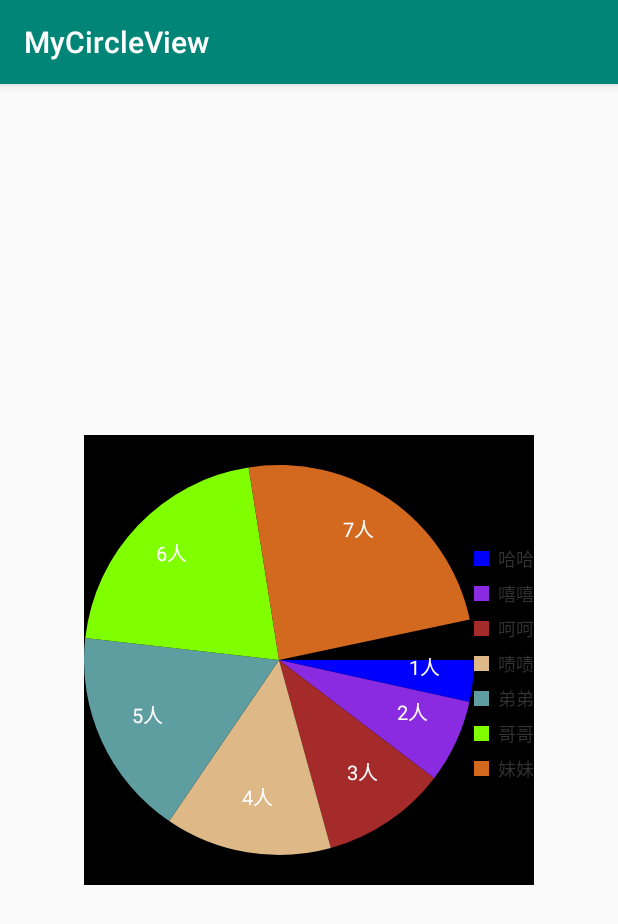
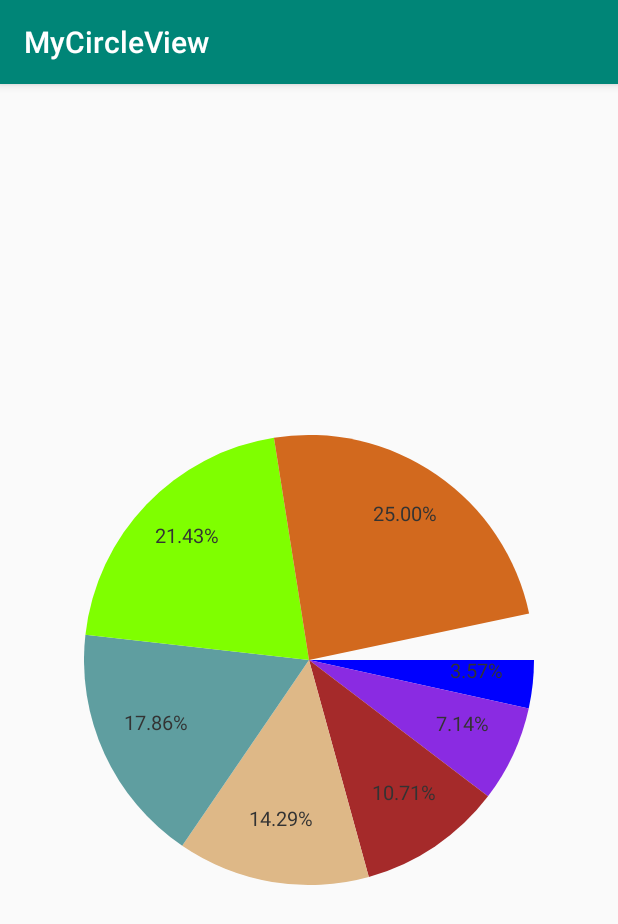
Before and after one commit to 2016lc/MyCircleProgress, an Android app: the MyPieChart screen opened directly, with no data from a screen before it, on a phone screen of 412 x 824 dp. Shown: the top 924 px of the screen. Run offline under Robolectric (Android 15) with nearby library versions, the phone set to English and light mode, and no system bars.

Commit message:
扇形图

```diff
--- a/app/src/main/java/com/example/admin/mycircleview/MyPieChart.kt
+++ b/app/src/main/java/com/example/admin/mycircleview/MyPieChart.kt
@@ -15,15 +15,15 @@ class MyPieChart : AppCompatActivity() {
         super.onCreate(savedInstanceState)
         setContentView(R.layout.activity_mypiechart)
         val mList: List<PieChartData> = listOf(
-            PieChartData(Color.parseColor("#0000FF"), "哈哈", 1,"人"),
-            PieChartData(Color.parseColor("#8A2BE2"), "嘻嘻", 2,"人"),
-            PieChartData(Color.parseColor("#A52A2A"), "呵呵", 3,"人"),
-            PieChartData(Color.parseColor("#DEB887"), "啧啧", 4,"人"),
-            PieChartData(Color.parseColor("#5F9EA0"), "弟弟", 5,"人"),
-            PieChartData(Color.parseColor("#7FFF00"), "哥哥", 6,"人"),
-            PieChartData(Color.parseColor("#D2691E"), "妹妹", 7,"人")
+            PieChartData(Color.parseColor("#0000FF"), "哈哈", 1f,"人"),
+            PieChartData(Color.parseColor("#8A2BE2"), "嘻嘻", 2f,"人"),
+            PieChartData(Color.parseColor("#A52A2A"), "呵呵", 3f,"人"),
+            PieChartData(Color.parseColor("#DEB887"), "啧啧", 4f,"人"),
+            PieChartData(Color.parseColor("#5F9EA0"), "弟弟", 5f,"人"),
+            PieChartData(Color.parseColor("#7FFF00"), "哥哥", 6f,"人"),
+            PieChartData(Color.parseColor("#D2691E"), "妹妹", 7f,"人")
         )
         piechart.setData(mList)
-        piechart.setType(PieChartType.NUM)
+        piechart.setType(PieChartType.PERCENT)
     }
 }
--- a/app/src/main/java/com/example/admin/mycircleview/PieChartConstant.kt
+++ b/app/src/main/java/com/example/admin/mycircleview/PieChartConstant.kt
@@ -7,10 +7,12 @@ package com.example.admin.mycircleview
  */
 class PieChartConstant {
     companion object {
-        val DEFAULT_PIECHART_WIDTH=300F
+        val DEFAULT_PIECHART_WIDTH=100F
         val DEFAULT_DATA_SIZE=20F
         val DEFAULT_UNIT_SIZE=20F
         val DEFAULT_HORI_MARGIN = 0F
         val DEFAULT_VERTICAL_MARGIN = 0F
+        val DEFAULT_ANIM_TIME=3000
+        val DEFAULT_POINTING_WIDTH = 2F
     }
 }
--- a/app/src/main/java/com/example/admin/mycircleview/PieChartData.kt
+++ b/app/src/main/java/com/example/admin/mycircleview/PieChartData.kt
@@ -9,10 +9,10 @@ class PieChartData {
 
     var color: Int? = null
     var name: String? = null
-    var num: Int? = null
+    var num: Float? = null
     var unit:String?=null
 
-    constructor(color: Int?, name: String?, num: Int?,unit:String?) {
+    constructor(color: Int?, name: String?, num: Float?,unit:String?) {
         this.color = color
         this.name = name
         this.num = num
--- a/app/src/main/java/com/example/admin/mycircleview/view/MyPieChartView.kt
+++ b/app/src/main/java/com/example/admin/mycircleview/view/MyPieChartView.kt
@@ -8,10 +8,8 @@ import android.support.v7.widget.LinearLayoutManager
 import android.support.v7.widget.RecyclerView
 import android.text.TextPaint
 import android.util.AttributeSet
-import android.view.Gravity
-import android.view.LayoutInflater
-import android.view.View
-import android.view.ViewGroup
+import android.util.Log
+import android.view.*
 import android.widget.FrameLayout
 import android.widget.RelativeLayout
 import com.example.admin.mycircleview.*
@@ -25,7 +23,6 @@ import java.util.ArrayList
  */
 class MyPieChartView(context: Context?, attrs: AttributeSet?) : FrameLayout(context, attrs) {
 
-
     private var mPieChartPaint: Paint? = null//画笔
     private var mPieChartWidth: Float? = null
     //圆心位置
@@ -38,7 +35,7 @@ class MyPieChartView(context: Context?, attrs: AttributeSet?) : FrameLayout(cont
     //数据
     private var mData: MutableList<PieChartData>? = ArrayList()
     //总数
-    private var mTotalNum: Int? = 0
+    private var mTotalNum: Float? = 0f
     //开始角度
     private var mStartAngle: Float? = 0f
     //扫过的角度
@@ -66,11 +63,15 @@ class MyPieChartView(context: Context?, attrs: AttributeSet?) : FrameLayout(cont
     //声明adapter
     private var adapter: mAdapter? = null
     //布局样式
-    private var mLayoutType: String = "default" //default 普通样式  vertical 竖向布局  horizontal 横向布局
+    private var mLayoutType: String? = null //default 普通样式  vertical 竖向布局  horizontal 横向布局  pointingInstructions 指向说明
     //横向间距
     private var mHoriMargin: Float? = null
     //纵向间距
     private var mVerticalMargin: Float? = null
+    //指向说明
+    private var mPointingPaint: Paint? = null
+    private var mPointingWidth: Float? = null
+    private var mPointingColor: Int? = null
 
     init {
         mContext = context
@@ -97,8 +98,8 @@ class MyPieChartView(context: Context?, attrs: AttributeSet?) : FrameLayout(cont
         mDataSize = typedArray.getDimension(R.styleable.MyPieChartView_dataSize, PieChartConstant.DEFAULT_DATA_SIZE)
         mDataColor = typedArray.getColor(R.styleable.MyPieChartView_dataColor, Color.WHITE)
 
-        mUnitColor = typedArray.getColor(R.styleable.MyPieChartView_unitColor, Color.WHITE)
-        mUnitSize = typedArray.getFloat(R.styleable.MyPieChartView_unitSize, PieChartConstant.DEFAULT_UNIT_SIZE)
+        mUnitColor = typedArray.getColor(R.styleable.MyPieChartView_numColor, Color.WHITE)
+        mUnitSize = typedArray.getFloat(R.styleable.MyPieChartView_numSize, PieChartConstant.DEFAULT_UNIT_SIZE)
 
         mHoriMargin =
                 typedArray.getDimension(R.styleable.MyPieChartView_horiMargin, PieChartConstant.DEFAULT_HORI_MARGIN)
@@ -106,9 +107,22 @@ class MyPieChartView(context: Context?, attrs: AttributeSet?) : FrameLayout(cont
             R.styleable.MyPieChartView_verticalMargin,
             PieChartConstant.DEFAULT_VERTICAL_MARGIN
         )
-        // mUnit = typedArray.getString(R.styleable.MyPieChartView_unit)
+
+        mAnimTime = typedArray.getInt(R.styleable.MyPieChartView_animTime, PieChartConstant.DEFAULT_ANIM_TIME)
+
+
+        mPointingColor = typedArray.getColor(R.styleable.MyPieChartView_pointingColor, Color.GRAY)
+        mPointingWidth = typedArray.getDimension(
+            R.styleable.MyPieChartView_pointingWidth,
+            PieChartConstant.DEFAULT_POINTING_WIDTH
+        )
+
+
 
         mLayoutType = typedArray.getString(R.styleable.MyPieChartView_layoutType)
+        if (mLayoutType == null) {
+            mLayoutType = "default"
+        }
 
         typedArray.recycle()
     }
@@ -120,9 +134,9 @@ class MyPieChartView(context: Context?, attrs: AttributeSet?) : FrameLayout(cont
         mPieChartPaint!!.style =
                 Paint.Style.FILL//画笔样式  //STROKE 只绘制图形轮廓（描边） FILL 只绘制图形内容 FILL_AND_STROKE 既绘制轮廓也绘制内容
         mPieChartPaint!!.strokeWidth = mPieChartWidth!!//画笔宽度
-        mPieChartPaint!!.strokeCap =
-                Paint.Cap.ROUND//笔刷样式 //当画笔样式为STROKE或FILL_OR_STROKE时，设置笔刷的图形样式，如圆形样式Cap.ROUND,或方形样式Cap.SQUARE
-        mPieChartPaint!!.color = Color.RED
+        /*mPieChartPaint!!.strokeCap =
+                Paint.Cap.SQUARE*///笔刷样式 //当画笔样式为STROKE或FILL_OR_STROKE时，设置笔刷的图形样式，如圆形样式Cap.ROUND,或方形样式Cap.SQUARE
+        //mPieChartPaint!!.color = Color.RED
 
         mDataPaint = TextPaint()
         mDataPaint!!.isDither = true
@@ -138,6 +152,12 @@ class MyPieChartView(context: Context?, attrs: AttributeSet?) : FrameLayout(cont
         mUnitPaint!!.textSize = mUnitSize!!//字体大小
         mUnitPaint!!.color = mUnitColor!!//字体颜色
         mUnitPaint!!.textAlign = Paint.Align.CENTER//从中间向两边绘制，不需要再次计算文字
+
+        mPointingPaint = Paint()
+        mPointingPaint!!.isAntiAlias = true//是否开启抗锯齿
+        mPointingPaint!!.isDither = true//防抖动
+        mPointingPaint!!.color = mPointingColor!!
+        mPointingPaint!!.strokeWidth = mPointingWidth!!
 
 
     }
@@ -168,7 +188,7 @@ class MyPieChartView(context: Context?, attrs: AttributeSet?) : FrameLayout(cont
                             h - paddingBottom - paddingTop - mVerticalMargin!!.toInt() * 2
                         )
             }
-            "default" -> {
+            else -> {
                 //圆心位置
                 centerPosition!!.x = w / 2
                 centerPosition!!.y = h / 2
@@ -178,7 +198,11 @@ class MyPieChartView(context: Context?, attrs: AttributeSet?) : FrameLayout(cont
             }
         }
 
-        raduis = (minWidth!! / 2).toFloat()
+        raduis = if (mLayoutType == "pointingInstructions") {
+            (minWidth!! / 2).toFloat() - 75
+        } else {
+            (minWidth!! / 2).toFloat()
+        }
         dataRaduis = raduis!! * 3 / 4
         //矩形坐标
         mRectF!!.left = centerPosition!!.x - raduis!!
@@ -196,13 +220,7 @@ class MyPieChartView(context: Context?, attrs: AttributeSet?) : FrameLayout(cont
 
     override fun onLayout(changed: Boolean, left: Int, top: Int, right: Int, bottom: Int) {
         super.onLayout(changed, left, top, right, bottom)
-        /*    val view = getChildAt(0)
-            val para = view.layoutParams as FrameLayout.LayoutParams
-            para.setMargins(
-                0, 0, width - measuredWidth / 3 - 107 -
-                        view.measuredWidth, 0
-            )
-            view.layoutParams = para*/
+
     }
 
 
@@ -215,18 +233,51 @@ class MyPieChartView(context: Context?, attrs: AttributeSet?) : FrameLayout(cont
     private fun drawPieChart(canvas: Canvas?) {
         canvas!!.save()
         mStartAngle = 0f
+        mSweepAngle = 0f
         for (i in 0 until mData!!.size) {
             mPieChartPaint!!.color = mData!![i].color!!
 
-            mSweepAngle = (mData!![i].num!!.toFloat() / mTotalNum!!.toFloat()) * 360f
+            mSweepAngle = (mData!![i].num!! / mTotalNum!!) * 360 * mPercent!!
 
+            Log.i("123213213",(mData!![i].num!! / mTotalNum!!).toString())
             //画圆
-            canvas.drawArc(mRectF!!, mStartAngle!!, mSweepAngle!! * mPercent!!, true, mPieChartPaint!!)
-            mStartAngle = mStartAngle!! + mSweepAngle!! * mPercent!!
-            //画数据
-            drawData(canvas, i)
+            canvas.drawArc(mRectF!!, mStartAngle!!, mSweepAngle!!, true, mPieChartPaint!!)
+            mStartAngle = mStartAngle!! + mSweepAngle!!
+            if (mLayoutType == "pointingInstructions") {
+                //指向说明
+                pointData(canvas, i)
+            } else {
+                //画数据
+                drawData(canvas, i)
+            }
         }
         canvas.restore()
+    }
+
+    private fun pointData(canvas: Canvas, i: Int) {
+        val xP = centerPosition!!.x + raduis!! *
+                Math.sin(Math.toRadians((90 + mStartAngle!! - mSweepAngle!! / 2).toDouble())).toFloat()
+        val yP = centerPosition!!.y - raduis!! *
+                Math.cos(Math.toRadians((90 + mStartAngle!! - mSweepAngle!! / 2).toDouble())).toFloat()
+        val xEdP = centerPosition!!.x + (raduis!! + 20) *
+                Math.sin(Math.toRadians((90 + mStartAngle!! - mSweepAngle!! / 2).toDouble())).toFloat()
+        val yEdP = centerPosition!!.y - (raduis!! + 20) *
+                Math.cos(Math.toRadians((90 + mStartAngle!! - mSweepAngle!! / 2).toDouble())).toFloat()
+        var xLast = 0f
+        xLast = if (mStartAngle!! - mSweepAngle!! / 2 >= 270 || mStartAngle!! - mSweepAngle!! / 2 <= 90) {
+            xEdP + 30
+        } else {
+            xEdP - 30
+        }
+        canvas.drawLine(xP, yP, xEdP, yEdP, mPointingPaint!!)
+        canvas.drawLine(xEdP, yEdP, xLast, yEdP, mPointingPaint!!)
+        canvas.drawText(mData!![i].name!!, xLast, yEdP, mDataPaint!!)
+        canvas.drawText(
+            mData!![i].num!!.toString() + mData!![i].unit,
+            xLast,
+            yEdP - mDataPaint!!.ascent() + 5,
+            mUnitPaint!!
+        )
     }
 
     private fun drawData(canvas: Canvas, i: Int) {
@@ -234,6 +285,7 @@ class MyPieChartView(context: Context?, attrs: AttributeSet?) : FrameLayout(cont
                 Math.sin(Math.toRadians((90 + mStartAngle!! - mSweepAngle!! / 2).toDouble())).toFloat()
         val y = centerPosition!!.y - dataRaduis!! *
                 Math.cos(Math.toRadians((90 + mStartAngle!! - mSweepAngle!! / 2).toDouble())).toFloat()
+
         when (mType) {
             PieChartType.CONTENT_NUM -> {
                 canvas.drawText(mData!![i].name!!, x, y, mDataPaint!!)
@@ -272,6 +324,7 @@ class MyPieChartView(context: Context?, attrs: AttributeSet?) : FrameLayout(cont
             }
         }
     }
+
 
     /**
      * 增加列表说明
@@ -359,8 +412,8 @@ class MyPieChartView(context: Context?, attrs: AttributeSet?) : FrameLayout(cont
             }
         }
         mData!!.addAll(data)
-        startAnim(3000)
-        if (mLayoutType != "default") {
+        startAnim(mAnimTime!!)
+        if (mLayoutType != "default" && mLayoutType != "pointingInstructions") {
             if (adapter == null) {
                 adapter = mAdapter(mContext!!, mData)
                 mRecyclerView!!.adapter = adapter
--- a/app/src/main/res/layout/activity_mypiechart.xml
+++ b/app/src/main/res/layout/activity_mypiechart.xml
@@ -10,9 +10,11 @@
             android:layout_width="300dp"
             android:layout_height="300dp"
             app:horiMargin="20dp"
-            app:verticalMargin="20dp"
-            android:background="#000"
-            app:layoutType="horizontal"
+            app:dataColor="#333333"
+            app:numColor="#333333"
+            app:verticalMargin="40dp"
+            app:layoutType="default"
+
     />
 
 
```
Also changed, not shown: app/src/main/res/values/attrs.xml (+5 -3 lines).
